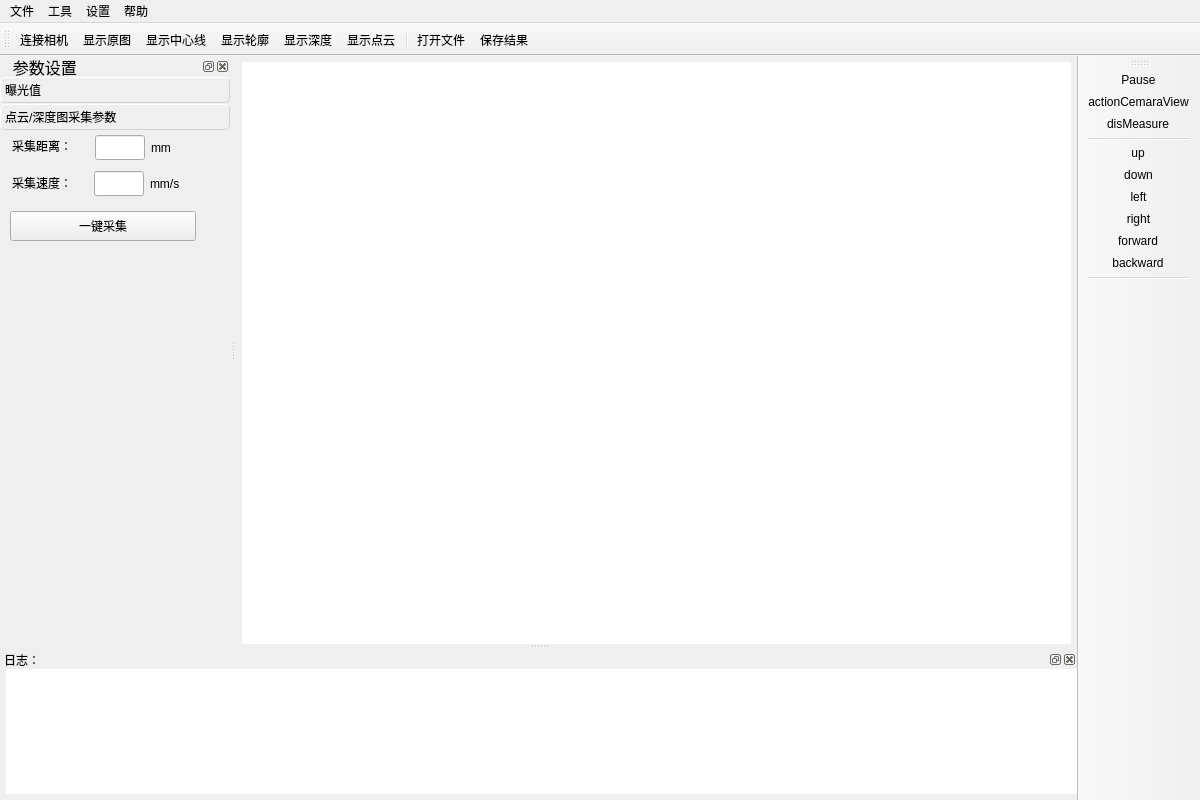
The window that mainwindow.ui (WY-Huang/Laser-Scanning) describes before a commit, drawn with Qt 5.
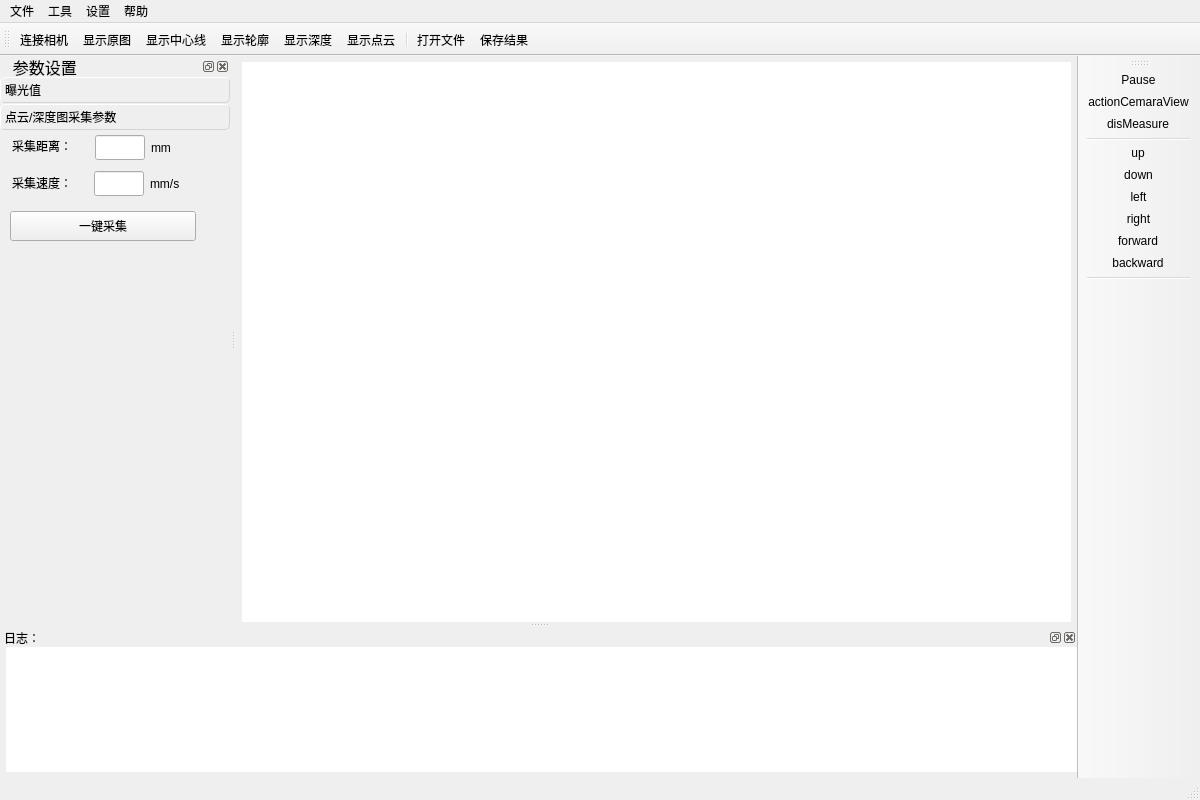
The same window after the commit. Icons and pictures are not drawn. Custom widgets are drawn as their Qt base class.

The edit to the form file:
```diff
--- a/mainwindow.ui
+++ b/mainwindow.ui
@@ -664,6 +664,7 @@
     </layout>
    </widget>
   </widget>
+  <widget class="QStatusBar" name="statusBar"/>
   <action name="connectCam">
    <property name="icon">
     <iconset>
```
